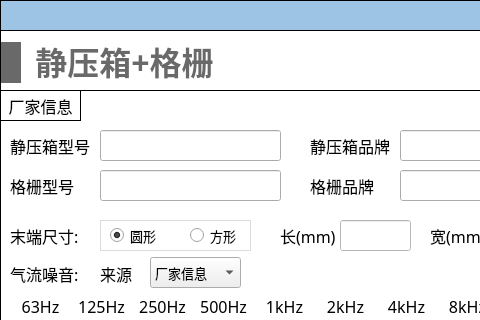
Old version of the form NoiseCalSoft/inputDialog/dialog_staticBox_grille.ui in the repository haobana/NoiCal; both pictures show x 0 to 480 and y 0 to 320 of the 651 by 871 pixel window.
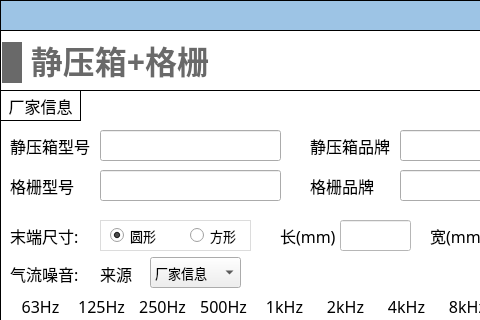
New version of the form. Icons and pictures are not drawn.

What changed in the file:
```diff
--- a/NoiseCalSoft/inputDialog/dialog_staticBox_grille.ui
+++ b/NoiseCalSoft/inputDialog/dialog_staticBox_grille.ui
@@ -46,66 +46,6 @@
 border: 1px solid #000000;
 }</string>
    </property>
-   <widget class="QWidget" name="layoutWidget_10">
-    <property name="geometry">
-     <rect>
-      <x>1</x>
-      <y>10</y>
-      <width>221</width>
-      <height>45</height>
-     </rect>
-    </property>
-    <layout class="QHBoxLayout" name="horizontalLayout_23">
-     <item>
-      <widget class="QLabel" name="label_26">
-       <property name="minimumSize">
-        <size>
-         <width>20</width>
-         <height>41</height>
-        </size>
-       </property>
-       <property name="maximumSize">
-        <size>
-         <width>20</width>
-         <height>41</height>
-        </size>
-       </property>
-       <property name="styleSheet">
-        <string notr="true">QLabel { 
-border: none; 
-background-color : rgb(105, 105, 105);
-}</string>
-       </property>
-       <property name="text">
-        <string/>
-       </property>
-      </widget>
-     </item>
-     <item>
-      <widget class="QLabel" name="label_27">
-       <property name="font">
-        <font>
-         <family>Microsoft YaHei</family>
-         <pointsize>24</pointsize>
-         <bold>true</bold>
-        </font>
-       </property>
-       <property name="styleSheet">
-        <string notr="true">QLabel { 
-border: none; 
-color : rgb(105, 105, 105);
-}</string>
-       </property>
-       <property name="text">
-        <string>静压箱+格栅</string>
-       </property>
-       <property name="alignment">
-        <set>Qt::AlignBottom|Qt::AlignHCenter</set>
-       </property>
-      </widget>
-     </item>
-    </layout>
-   </widget>
    <widget class="QWidget" name="widget" native="true">
     <property name="geometry">
      <rect>
@@ -2333,6 +2273,66 @@
      </property>
     </widget>
    </widget>
+   <widget class="QLabel" name="label_26">
+    <property name="geometry">
+     <rect>
+      <x>2</x>
+      <y>12</y>
+      <width>20</width>
+      <height>41</height>
+     </rect>
+    </property>
+    <property name="minimumSize">
+     <size>
+      <width>20</width>
+      <height>41</height>
+     </size>
+    </property>
+    <property name="maximumSize">
+     <size>
+      <width>20</width>
+      <height>41</height>
+     </size>
+    </property>
+    <property name="styleSheet">
+     <string notr="true">QLabel { 
+border: none; 
+background-color : rgb(105, 105, 105);
+}</string>
+    </property>
+    <property name="text">
+     <string/>
+    </property>
+   </widget>
+   <widget class="QLabel" name="label_27">
+    <property name="geometry">
+     <rect>
+      <x>28</x>
+      <y>11</y>
+      <width>184</width>
+      <height>43</height>
+     </rect>
+    </property>
+    <property name="font">
+     <font>
+      <family>Microsoft YaHei</family>
+      <pointsize>24</pointsize>
+      <bold>true</bold>
+     </font>
+    </property>
+    <property name="styleSheet">
+     <string notr="true">QLabel { 
+border: none; 
+color : rgb(105, 105, 105);
+}</string>
+    </property>
+    <property name="text">
+     <string>静压箱+格栅</string>
+    </property>
+    <property name="alignment">
+     <set>Qt::AlignBottom|Qt::AlignHCenter</set>
+    </property>
+   </widget>
   </widget>
   <widget class="QWidget" name="widget_top" native="true">
    <property name="geometry">
```
